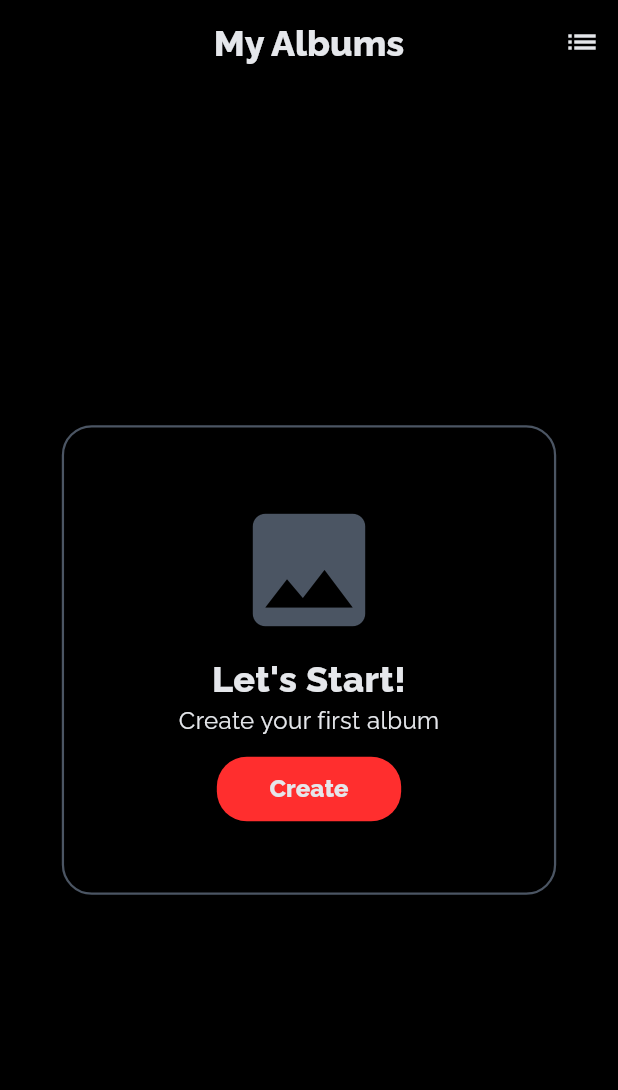
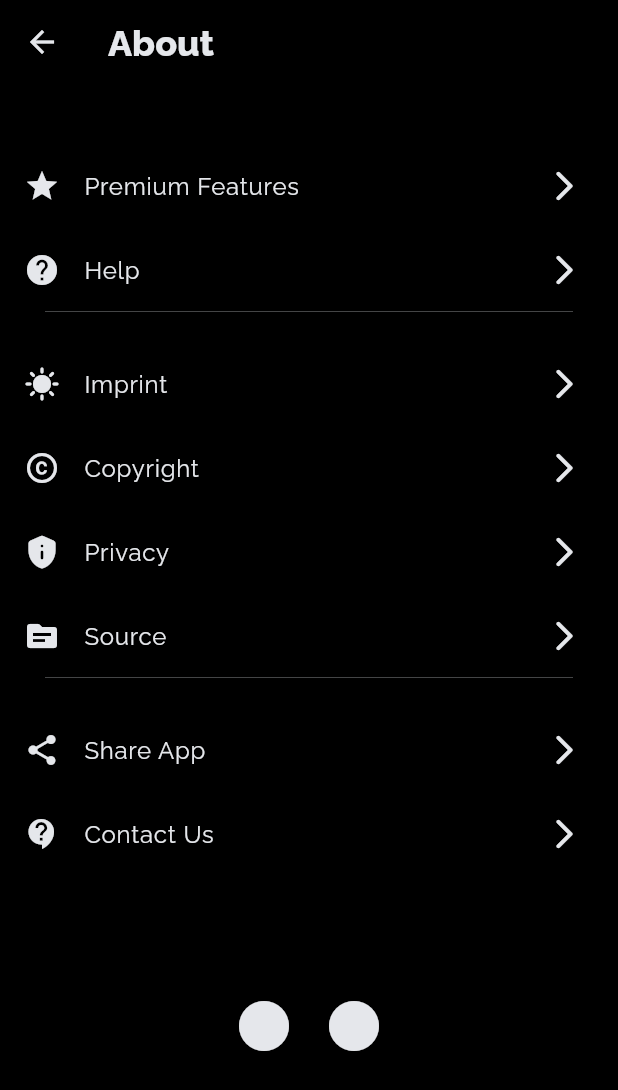
Before and after one commit to mahaamimran/project_ar, a Flutter app: the screen it shows after launch, after a tap on the "list" icon, on a phone screen of 412 x 824 dp. Shown: the top 1090 px of the screen. Run offline on Flutter 3.47's test engine with Material 3 defaults, Android fonts, the phone set to English and light mode, and no system bars; our stand-ins replace google_fonts.

Commit message:
new album started

```diff
--- a/lib/config/text_styles.dart
+++ b/lib/config/text_styles.dart
@@ -12,8 +12,8 @@
   );
 
   static TextStyle headingText2 = _buildTextStyle(
-    fontSize: 20,
-    fontWeight: FontWeight.w600,
+    fontSize: 18,
+    fontWeight: FontWeight.w700,
     color: ColorConstants.whiteColor
   );
 
--- a/lib/main.dart
+++ b/lib/main.dart
@@ -1,6 +1,4 @@
 import 'package:flutter/material.dart';
-import 'package:project_ar/config/color_constants.dart';
-import 'package:project_ar/config/text_styles.dart';
 import 'package:project_ar/screens/my_albums.dart';
 
 void main() => runApp(const MyApp());
--- /dev/null
+++ b/lib/screens/about.dart
@@ -0,0 +1,140 @@
+import 'package:flutter/material.dart';
+import 'package:project_ar/config/color_constants.dart';
+import 'package:project_ar/config/text_styles.dart';
+
+class About extends StatefulWidget {
+  const About({super.key});
+
+  @override
+  State<About> createState() => _AboutState();
+}
+
+class _AboutState extends State<About> {
+  // Function for repeated list tile
+  ListTile _buildListTile(IconData icon, String title, void Function() onTap) {
+    return ListTile(
+      leading: Icon(icon, color: ColorConstants.whiteColor),
+      title: Text(title, style: CustomTextStyles.headingText3),
+      onTap: onTap,
+      trailing:
+          const Icon(Icons.arrow_forward_ios_rounded, color: ColorConstants.whiteColor),
+    );
+  }
+
+  @override
+  Widget build(BuildContext context) {
+    return Scaffold(
+      backgroundColor: ColorConstants.blackColorBackground,
+      appBar: AppBar(
+        title: Text('About', style: CustomTextStyles.headingText1),
+        backgroundColor: ColorConstants.blackColorBackground,
+        leading: IconButton(
+          icon: const Icon(Icons.arrow_back, color: ColorConstants.whiteColor),
+          onPressed: () {
+            Navigator.pop(context);
+          },
+        ),
+      ),
+      body: ListView(
+        children: [
+          const SizedBox(height: 40),
+          // Premium Features using function
+          _buildListTile(Icons.star, 'Premium Features', () {
+            Navigator.push(
+              context,
+              MaterialPageRoute(builder: (context) => PremiumFeaturesScreen()),
+            );
+          }),
+          // Help using function
+          _buildListTile(Icons.help, 'Help', () {
+            Navigator.push(
+              context,
+              MaterialPageRoute(builder: (context) => HelpScreen()),
+            );
+          }),
+          const Divider(color: ColorConstants.whiteColor, thickness: 0.2, indent: 30, endIndent: 30, height: 0),
+          // size box for spacing
+          const SizedBox(height: 20),
+          // 'imprint' using function
+           _buildListTile(Icons.sunny, 'Imprint', () {
+            Navigator.push(
+              context,
+              MaterialPageRoute(builder: (context) => HelpScreen()),
+            );
+          }),
+          // copy right using function
+          _buildListTile(Icons.copyright_rounded, 'Copyright', () {
+            Navigator.push(
+              context,
+              MaterialPageRoute(builder: (context) => HelpScreen()),
+            );
+          }),
+          // privacy policy using function
+          _buildListTile(Icons.privacy_tip_rounded, 'Privacy', () {
+            Navigator.push(
+              context,
+              MaterialPageRoute(builder: (context) => HelpScreen()),
+            );
+          }),
+          // source list using function
+          _buildListTile(Icons.source_rounded, 'Source', () {
+            Navigator.push(
+              context,
+              MaterialPageRoute(builder: (context) => HelpScreen()),
+            );
+          }),
+          // divider
+          const Divider(color: ColorConstants.whiteColor, thickness: 0.2, indent: 30, endIndent: 30, height: 0),
+          // size box for spacing
+          const SizedBox(height: 20),
+          // share app using function
+          _buildListTile(Icons.share, 'Share App', () {
+            Navigator.push(
+              context,
+              MaterialPageRoute(builder: (context) => HelpScreen()),
+            );
+          }),
+          // contact us using function
+          _buildListTile(Icons.contact_support, 'Contact Us', () {
+            Navigator.push(
+              context,
+              MaterialPageRoute(builder: (context) => HelpScreen()),
+            );
+          }),
+          // two logos at the bottom of the screen
+          const SizedBox(height: 80),
+          const Row(
+            mainAxisAlignment: MainAxisAlignment.center,
+            children: [
+              Icon(Icons.circle, size: 40, color: ColorConstants.whiteColor),
+              SizedBox(width: 20),
+              Icon(Icons.circle, size: 40, color: ColorConstants.whiteColor),
+            ],
+          ),
+        ],
+      ),
+    );
+  }
+}
+
+// Placeholder for PremiumFeaturesScreen
+class PremiumFeaturesScreen extends StatelessWidget {
+  @override
+  Widget build(BuildContext context) {
+    return Scaffold(
+      appBar: AppBar(title: Text('Premium Features')),
+      // Your screen content here
+    );
+  }
+}
+
+// Placeholder for HelpScreen
+class HelpScreen extends StatelessWidget {
+  @override
+  Widget build(BuildContext context) {
+    return Scaffold(
+      appBar: AppBar(title: Text('Help')),
+      // Your screen content here
+    );
+  }
+}
--- a/lib/screens/my_albums.dart
+++ b/lib/screens/my_albums.dart
@@ -1,6 +1,8 @@
 import 'package:flutter/material.dart';
 import 'package:project_ar/config/color_constants.dart';
 import 'package:project_ar/config/text_styles.dart';
+import 'package:project_ar/screens/about.dart';
+import 'package:project_ar/screens/new_album.dart';
 
 class MyAlbums extends StatefulWidget {
   const MyAlbums({super.key});
@@ -31,6 +33,12 @@
         IconButton(
           onPressed: () {
             // navigate to about screen
+            Navigator.push(
+              context,
+              MaterialPageRoute(
+                builder: (context) => const About(),
+              ),
+            );
 
           },
           icon: const Icon(
@@ -79,8 +87,13 @@
             const SizedBox(height: 10),
             ElevatedButton(
               onPressed: () {
-                // navigate to create album screen
-
+                // Navigate to new album
+                 Navigator.push(
+              context,
+              MaterialPageRoute(
+                builder: (context) => const NewAlbum(),
+              ),
+            );
               },
               style: ElevatedButton.styleFrom(
                 padding: EdgeInsets.symmetric(horizontal: 35, vertical: 10),
```
Also changed, not shown: lib/screens/new_album.dart (added, +65 -0 lines).
